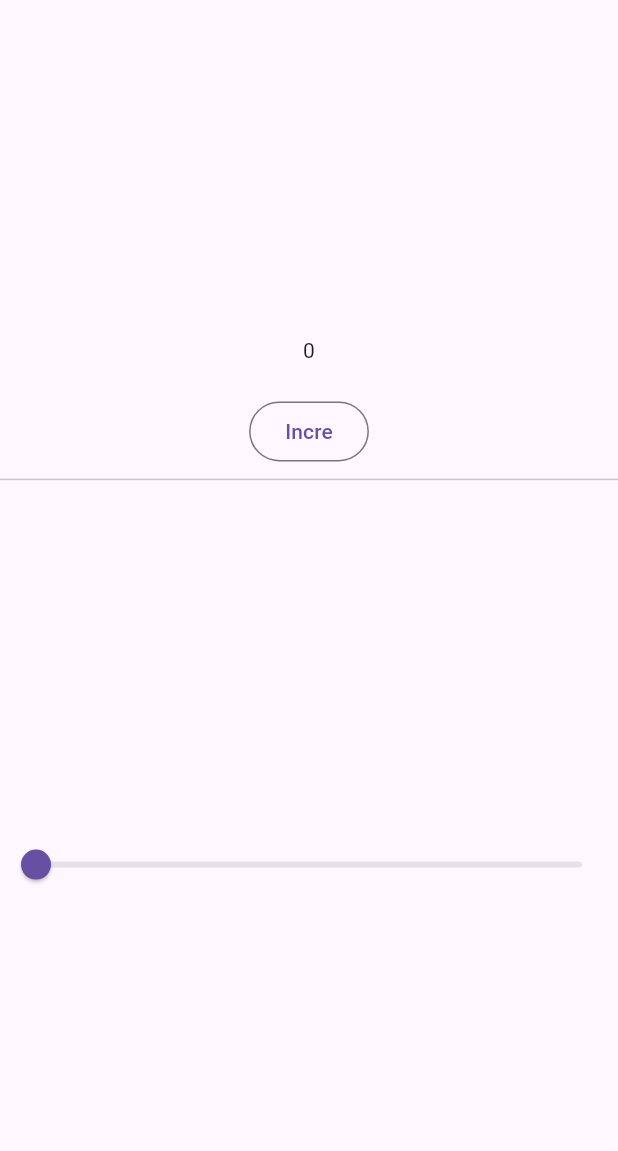
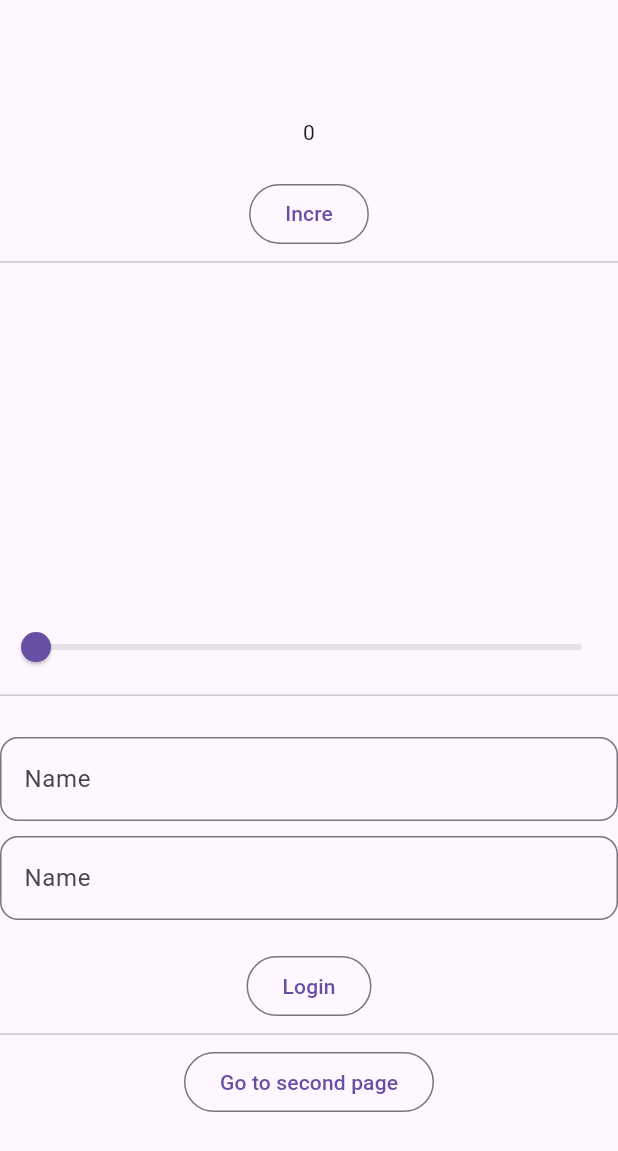
Before and after one commit to Sayem-Ahmed-Shayeed/get-x-practice, a Flutter app: the screen it shows after launch, on a phone screen of 412 x 824 dp. Shown: the top 1151 px of the screen. Run offline on Flutter 3.47's test engine with Material 3 defaults, Android fonts, the phone set to English and light mode, and no system bars; our stand-ins replace device_preview, get.

Commit message:
routing and textField controller..

```diff
--- /dev/null
+++ b/lib/controller/login_controller.dart
@@ -0,0 +1,15 @@
+import 'package:flutter/cupertino.dart';
+import 'package:get/get.dart';
+import 'package:http/http.dart' as http;
+
+class LoginController extends GetxController{
+  TextEditingController nameController=TextEditingController();
+  TextEditingController passwordController=TextEditingController();
+
+  login(){
+    print(nameController.value.text);
+    print(passwordController.value.text);
+  }
+
+
+}
--- a/lib/home_screen.dart
+++ b/lib/home_screen.dart
@@ -1,7 +1,9 @@
 import 'package:flutter/material.dart';
 import 'package:get/get.dart';
 import 'package:get_x_practice/controller/counter_controller.dart';
+import 'package:get_x_practice/controller/login_controller.dart';
 import 'package:get_x_practice/controller/opacity_controller.dart';
+import 'package:get_x_practice/second_page.dart';
 
 class HomeScreen extends StatefulWidget {
   const HomeScreen({super.key});
@@ -13,8 +15,10 @@ class HomeScreen extends StatefulWidget {
 class _HomeScreenState extends State<HomeScreen> {
   CounterController counterController=Get.put(CounterController());
   OpacityController opacityController =Get.put(OpacityController());
+  LoginController loginController=Get.put(LoginController());
   @override
   Widget build(BuildContext context) {
+    print("obx");
     return Scaffold(
       body: Center(
         child: Column(
@@ -22,7 +26,7 @@ class _HomeScreenState extends State<HomeScreen> {
           crossAxisAlignment: CrossAxisAlignment.center,
           children: [
             Obx(() {
-              print("obx");
+
               return Text(counterController.counter.value.toString());
             }),
             SizedBox(height: 20,),
@@ -47,7 +51,38 @@ class _HomeScreenState extends State<HomeScreen> {
             }),
             Obx(() {
               return Slider(value: opacityController.opacity.value, onChanged: (value) => opacityController.changeOpacity(value),);
-            },)
+            },),
+            Divider(),
+            SizedBox(height: 20,),
+            TextField(
+              decoration: InputDecoration(
+                hintText:"Name",
+                border: OutlineInputBorder(
+                  borderRadius:BorderRadius.circular(12)
+                ),
+
+              ),
+              controller: loginController.nameController,
+            ),
+            SizedBox(height: 10,),
+            TextField(
+              decoration: InputDecoration(
+                hintText:"Name",
+                border: OutlineInputBorder(
+                    borderRadius:BorderRadius.circular(12)
+                ),
+
+              ),
+              controller: loginController.passwordController,
+            ),
+            SizedBox(height: 20,),
+            OutlinedButton(onPressed: (){
+              loginController.login();
+            }, child: Text("Login")),
+            Divider(),
+            OutlinedButton(onPressed: (){
+              Get.to(()=>SecondPage());
+            }, child: Text("Go to second page"))
           ],
         ),
       ),
--- a/pubspec.yaml
+++ b/pubspec.yaml
@@ -36,6 +36,7 @@ dependencies:
   cupertino_icons: ^1.0.8
   device_preview:
   get:
+  http:
 
 dev_dependencies:
   flutter_test:
```
Also changed, not shown: lib/second_page.dart (added, +19 -0 lines), pubspec.lock.
